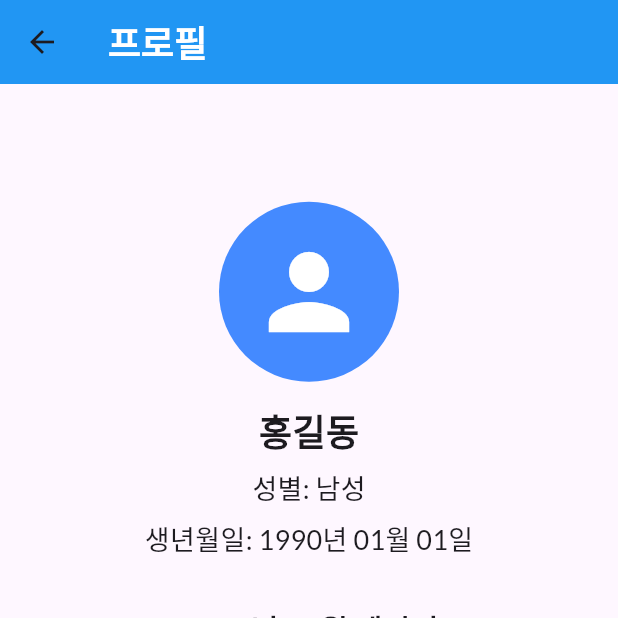
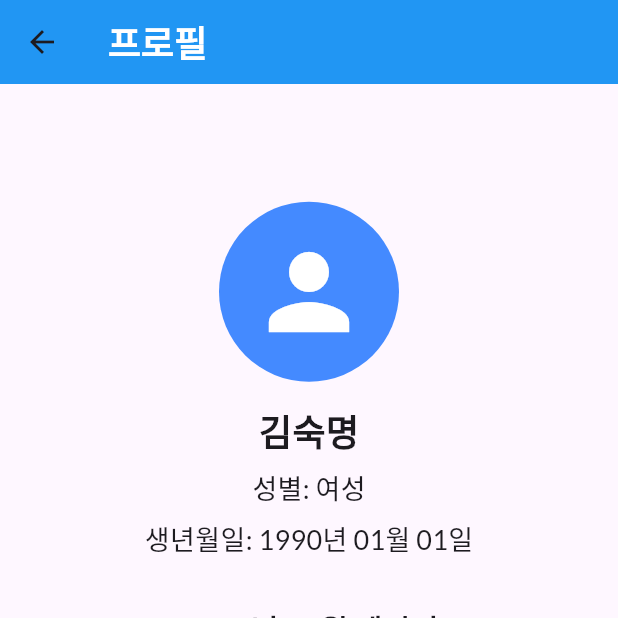
Before and after one commit to HongCI1234/Front-end, a Flutter app: the PersonalInfoPage screen opened directly, on a phone screen of 412 x 824 dp, the top half of it. Run offline on Flutter 3.47's test engine with Material 3 defaults, Android fonts, the phone set to English and light mode, and no system bars; our stand-ins replace fl_chart, google_fonts; missing offline and left inert: dart_openai.

Commit message:
Update personal.dart

```diff
--- a/lib/personal.dart
+++ b/lib/personal.dart
@@ -38,13 +38,13 @@ class PersonalInfoPage extends StatelessWidget {
 
             // 이름, 성별, 생년월일
             Text(
-              '홍길동', // 임시 이름
+              '김숙명', // 임시 이름
               style:
                   GoogleFonts.lato(fontSize: 24, fontWeight: FontWeight.bold),
             ),
             const SizedBox(height: 8),
             Text(
-              '성별: 남성', // 임시 성별
+              '성별: 여성', // 임시 성별
               style: GoogleFonts.lato(fontSize: 18),
             ),
             const SizedBox(height: 8),
```
